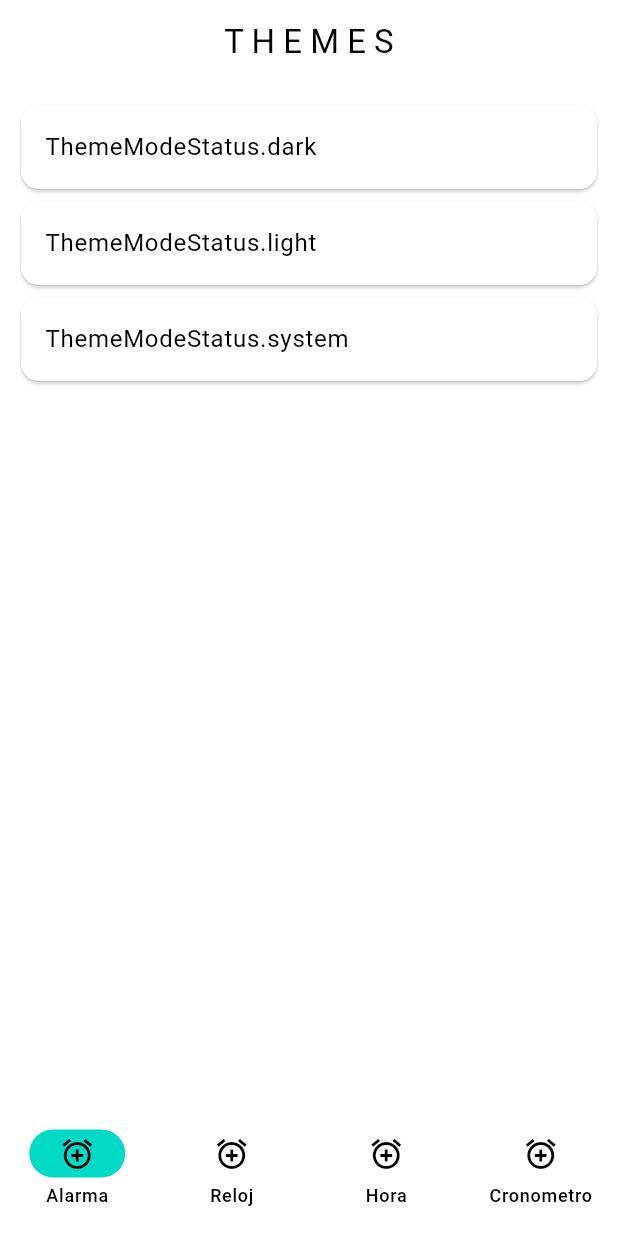
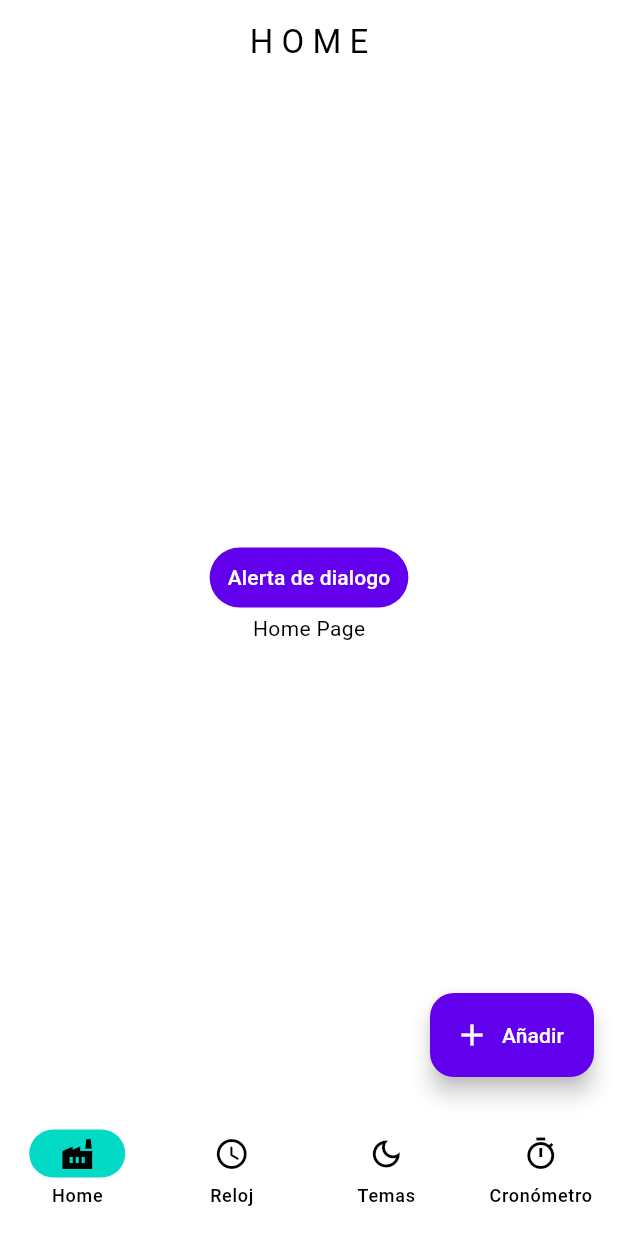
Before and after one commit to samjaredvscode/theme_flutter, a Flutter app: the screen it shows after launch, on a phone screen of 412 x 824 dp. Run offline on Flutter 3.47's test engine with Material 2 defaults, Android fonts, the phone set to English and light mode, and no system bars; our stand-ins replace bloc, equatable, flutter_bloc.

Commit message:
redesing and marking diferente in the theme

```diff
--- a/lib/app/app.dart
+++ b/lib/app/app.dart
@@ -1,11 +1,8 @@
-import 'dart:developer';
-
 import 'package:flutter/material.dart';
-import 'package:flutter/services.dart';
 import 'package:flutter_bloc/flutter_bloc.dart';
+import 'package:theme_flutter/pages/home/home.dart';
 import 'package:theme_flutter/theme/theme.dart';
 import 'package:theme_flutter/theme/theme_bloc/theme_bloc.dart';
-import 'package:theme_flutter/theme/theme_mode.dart';
 
 class MyApp extends StatelessWidget {
   const MyApp({Key? key}) : super(key: key);
@@ -45,64 +42,6 @@ class PresentationPage extends StatelessWidget {
 
   @override
   Widget build(BuildContext context) {
-    return BlocBuilder<ThemeBloc, ThemeState>(
-      builder: (context, state) {
-        log('${state.themeModeState}');
-        return AnnotatedRegion<SystemUiOverlayStyle>(
-          value: SystemUiOverlayStyle(
-            systemNavigationBarColor: Theme.of(context).colorScheme.surface,
-          ),
-          child: Scaffold(
-            appBar: AppBar(
-              title: const Text('T H E M E S'),
-              centerTitle: true,
-            ),
-            body: ListView.builder(
-              padding: const EdgeInsets.all(10),
-              itemCount: ThemeModeStatus.values.length,
-              itemBuilder: (context, index) {
-                final itemThemeModeStatus = ThemeModeStatus.values[index];
-                return Card(
-                  child: ListTile(
-                    title: Text('$itemThemeModeStatus'),
-                    onTap: () {
-                      context.read<ThemeBloc>().add(
-                          ThemeChangedEvent(themeModeApp: itemThemeModeStatus));
-                    },
-                  ),
-                );
-              },
-            ),
-            bottomNavigationBar: NavigationBarTheme(
-              data: NavigationBarThemeData(
-                backgroundColor:
-                    Theme.of(context).bottomNavigationBarTheme.backgroundColor,
-                height: 90,
-              ),
-              child: NavigationBar(
-                destinations: const [
-                  NavigationDestination(
-                    icon: Icon(Icons.alarm_add),
-                    label: 'Alarma',
-                  ),
-                  NavigationDestination(
-                    icon: Icon(Icons.alarm_add),
-                    label: 'Reloj',
-                  ),
-                  NavigationDestination(
-                    icon: Icon(Icons.alarm_add),
-                    label: 'Hora',
-                  ),
-                  NavigationDestination(
-                    icon: Icon(Icons.alarm_add),
-                    label: 'Cronometro',
-                  ),
-                ],
-              ),
-            ),
-          ),
-        );
-      },
-    );
+    return const Home();
   }
 }
--- /dev/null
+++ b/lib/app/tab_navigation_bloc/tab_bloc.dart
@@ -0,0 +1,12 @@
+import 'package:bloc/bloc.dart';
+import 'package:equatable/equatable.dart';
+
+part 'tab_event.dart';
+
+class TabBloc extends Bloc<TabEvent, int> {
+  TabBloc() : super(0) {
+    on<TabNevigationChangeEvent>((event, emit) {
+      emit(event.newTab);
+    });
+  }
+}
--- /dev/null
+++ b/lib/app/tab_navigation_bloc/tab_event.dart
@@ -0,0 +1,17 @@
+part of 'tab_bloc.dart';
+
+abstract class TabEvent extends Equatable {
+  const TabEvent();
+
+  @override
+  List<Object> get props => [];
+}
+
+class TabNevigationChangeEvent extends TabEvent {
+  const TabNevigationChangeEvent({required this.newTab});
+
+  final int newTab;
+
+  @override
+  List<Object> get props => [newTab];
+}
--- /dev/null
+++ b/lib/pages/home/home.dart
@@ -0,0 +1,19 @@
+import 'package:flutter/material.dart';
+import 'package:flutter_bloc/flutter_bloc.dart';
+import 'package:theme_flutter/app/tab_navigation_bloc/tab_bloc.dart';
+
+import 'view/home_view.dart';
+
+class Home extends StatelessWidget {
+  const Home({
+    Key? key,
+  }) : super(key: key);
+
+  @override
+  Widget build(BuildContext context) {
+    return BlocProvider(
+      create: (context) => TabBloc(),
+      child: const HomeView(),
+    );
+  }
+}
--- /dev/null
+++ b/lib/pages/home/home_page.dart
@@ -0,0 +1,72 @@
+import 'package:flutter/material.dart';
+
+class HomePage extends StatelessWidget {
+  const HomePage({Key? key}) : super(key: key);
+
+  @override
+  Widget build(BuildContext context) {
+    return Scaffold(
+      appBar: AppBar(
+        title: const Text('H O M E'),
+        centerTitle: true,
+      ),
+      body: Center(
+        child: Column(
+          mainAxisAlignment: MainAxisAlignment.center,
+          children: [
+            TextButton(
+              onPressed: () {
+                Dialogs.alertDialog(context);
+              },
+              style: TextButton.styleFrom(
+                backgroundColor: Theme.of(context).colorScheme.primary,
+                primary: Theme.of(context).colorScheme.onPrimary,
+              ),
+              child: const Text('Alerta de dialogo'),
+            ),
+            const Text('Home Page'),
+          ],
+        ),
+      ),
+    );
+  }
+}
+
+abstract class Dialogs {
+  static Future<void> alertDialog(
+    BuildContext context, {
+    final String? title,
+    final String? content,
+  }) {
+    return showDialog(
+      context: context,
+      builder: (context) {
+        return AlertDialog(
+          backgroundColor: Theme.of(context).colorScheme.background,
+          title: const Text('ALERTA!'),
+          content: const Text('Bienvenidos a mi primera alerta'),
+          actions: [
+            TextButton(
+              onPressed: () {
+                Navigator.of(context).pop<void>();
+              },
+              child: const Text('Cerrar'),
+            ),
+            TextButton(
+              onPressed: () {
+                Navigator.of(context).pop<void>();
+              },
+              child: const Text('Aceptar'),
+            ),
+            TextButton(
+              onPressed: () {
+                Navigator.of(context).pop<void>();
+              },
+              child: const Text('Sobre'),
+            )
+          ],
+        );
+      },
+    );
+  }
+}
--- /dev/null
+++ b/lib/pages/home/view/home_view.dart
@@ -0,0 +1,87 @@
+import 'package:flutter/material.dart';
+import 'package:flutter/services.dart';
+import 'package:flutter_bloc/flutter_bloc.dart';
+import 'package:theme_flutter/app/tab_navigation_bloc/tab_bloc.dart';
+import 'package:theme_flutter/pages/clock/clock_page.dart';
+import 'package:theme_flutter/pages/cronometro/chronometer_page.dart';
+import 'package:theme_flutter/pages/home/home_page.dart';
+import 'package:theme_flutter/pages/theme_mode/themes_page.dart';
+
+class HomeView extends StatelessWidget {
+  const HomeView({
+    Key? key,
+  }) : super(key: key);
+
+  @override
+  Widget build(BuildContext context) {
+    return BlocBuilder<TabBloc, int>(
+      builder: (context, state) {
+        return AnnotatedRegion<SystemUiOverlayStyle>(
+          value: SystemUiOverlayStyle(
+            systemNavigationBarColor: Theme.of(context)
+                .appBarTheme
+                .systemOverlayStyle
+                ?.systemNavigationBarColor,
+            systemNavigationBarIconBrightness: Theme.of(context)
+                .appBarTheme
+                .systemOverlayStyle
+                ?.statusBarIconBrightness,
+          ),
+          child: Scaffold(
+            body: ListPage.listPage[state],
+            bottomNavigationBar: NavigationBarTheme(
+              data: NavigationBarThemeData(
+                backgroundColor:
+                    Theme.of(context).bottomNavigationBarTheme.backgroundColor,
+                height: 90,
+              ),
+              child: NavigationBar(
+                selectedIndex: state,
+                onDestinationSelected: (index) => context
+                    .read<TabBloc>()
+                    .add(TabNevigationChangeEvent(newTab: index)),
+                destinations: const [
+                  NavigationDestination(
+                    icon: Icon(Icons.factory_outlined),
+                    selectedIcon: Icon(Icons.factory),
+                    label: 'Home',
+                  ),
+                  NavigationDestination(
+                    icon: Icon(Icons.schedule_rounded),
+                    selectedIcon: Icon(Icons.watch_later_rounded),
+                    label: 'Reloj',
+                  ),
+                  NavigationDestination(
+                    icon: Icon(Icons.dark_mode_outlined),
+                    selectedIcon: Icon(Icons.dark_mode_rounded),
+                    label: 'Temas',
+                  ),
+                  NavigationDestination(
+                    icon: Icon(Icons.timer_outlined),
+                    selectedIcon: Icon(Icons.timer),
+                    label: 'Cronómetro',
+                  ),
+                ],
+              ),
+            ),
+            floatingActionButton: FloatingActionButton.extended(
+              onPressed: () {},
+              isExtended: true,
+              label: const Text('Añadir'),
+              icon: const Icon(Icons.add),
+            ),
+          ),
+        );
+      },
+    );
+  }
+}
+
+class ListPage {
+  static final listPage = [
+    const HomePage(),
+    const ClockPage(),
+    const ThemesModePages(),
+    const ChronometerPage(),
+  ];
+}
--- a/lib/theme/theme.dart
+++ b/lib/theme/theme.dart
@@ -6,21 +6,25 @@ enum AppThemeStatus { dark, light }
 class AppTheme {
   static final appThemeData = {
     AppThemeStatus.light: ThemeData(
+      scaffoldBackgroundColor: Colors.white,
       colorScheme: const ColorScheme.light(),
       appBarTheme: const AppBarTheme(
         systemOverlayStyle: SystemUiOverlayStyle(
           statusBarColor: Colors.transparent,
           statusBarIconBrightness: Brightness.dark,
+          systemNavigationBarColor: Colors.white,
         ),
       ),
       useMaterial3: true,
     ),
     AppThemeStatus.dark: ThemeData(
+      scaffoldBackgroundColor: const Color(0xFF121212),
       colorScheme: const ColorScheme.dark(),
       appBarTheme: const AppBarTheme(
         systemOverlayStyle: SystemUiOverlayStyle(
           statusBarColor: Colors.transparent,
           statusBarIconBrightness: Brightness.light,
+          systemNavigationBarColor: Colors.black,
         ),
       ),
       useMaterial3: true,
--- a/lib/theme/theme_mode.dart
+++ b/lib/theme/theme_mode.dart
@@ -1,10 +1,6 @@
 import 'package:flutter/material.dart';
 
-enum ThemeModeStatus {
-  dark,
-  light,
-  system,
-}
+enum ThemeModeStatus { dark, light, system }
 
 class ThemeModeApp {
   static final themeModeApp = {
```
Also changed, not shown: lib/main.dart (+4 -7 lines), lib/pages/clock/clock_page.dart (added, +18 -0 lines), lib/pages/cronometro/chronometer_page.dart (added, +18 -0 lines), lib/pages/theme_mode/themes_page.dart (added, +49 -0 lines).
